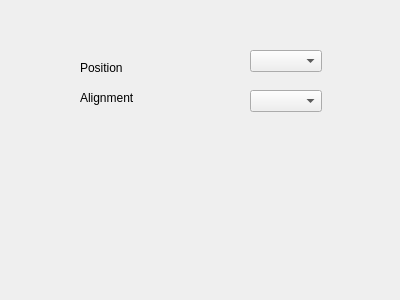
Above: uitools/KDChartLegendPropertiesWidget.ui from KDAB/KDChart before the change. Below: the same form after it.
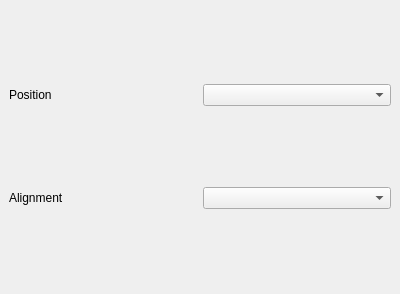
That is the form after the change.

Commit message: We need to use . as the ui_dir, not .ui, since otherwise the include from elsewhere won't work.

The edit to the form file:
```diff
--- a/uitools/KDChartLegendPropertiesWidget.ui
+++ b/uitools/KDChartLegendPropertiesWidget.ui
@@ -6,58 +6,40 @@
     <x>0</x>
     <y>0</y>
     <width>400</width>
-    <height>300</height>
+    <height>294</height>
    </rect>
   </property>
   <property name="windowTitle" >
    <string>Form</string>
   </property>
-  <widget class="QLabel" name="label" >
-   <property name="geometry" >
-    <rect>
-     <x>80</x>
-     <y>60</y>
-     <width>50</width>
-     <height>16</height>
-    </rect>
+  <layout class="QGridLayout" >
+   <property name="margin" >
+    <number>9</number>
    </property>
-   <property name="text" >
-    <string>Position</string>
+   <property name="spacing" >
+    <number>6</number>
    </property>
-  </widget>
-  <widget class="QLabel" name="label_2" >
-   <property name="geometry" >
-    <rect>
-     <x>80</x>
-     <y>90</y>
-     <width>71</width>
-     <height>16</height>
-    </rect>
-   </property>
-   <property name="text" >
-    <string>Alignment</string>
-   </property>
-  </widget>
-  <widget class="QComboBox" name="mAlignmentCombo" >
-   <property name="geometry" >
-    <rect>
-     <x>250</x>
-     <y>90</y>
-     <width>72</width>
-     <height>22</height>
-    </rect>
-   </property>
-  </widget>
-  <widget class="QComboBox" name="mPositionCombo" >
-   <property name="geometry" >
-    <rect>
-     <x>250</x>
-     <y>50</y>
-     <width>72</width>
-     <height>22</height>
-    </rect>
-   </property>
-  </widget>
+   <item row="0" column="1" >
+    <widget class="QComboBox" name="mPositionCombo" />
+   </item>
+   <item row="1" column="1" >
+    <widget class="QComboBox" name="mAlignmentCombo" />
+   </item>
+   <item row="1" column="0" >
+    <widget class="QLabel" name="label_2" >
+     <property name="text" >
+      <string>Alignment</string>
+     </property>
+    </widget>
+   </item>
+   <item row="0" column="0" >
+    <widget class="QLabel" name="label" >
+     <property name="text" >
+      <string>Position</string>
+     </property>
+    </widget>
+   </item>
+  </layout>
  </widget>
  <resources/>
  <connections/>
```
The commit also changes 1 other file.
